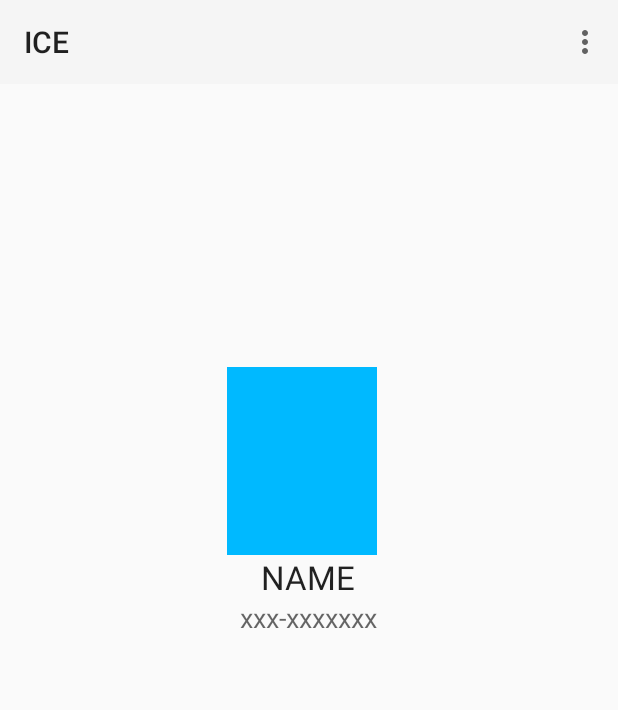
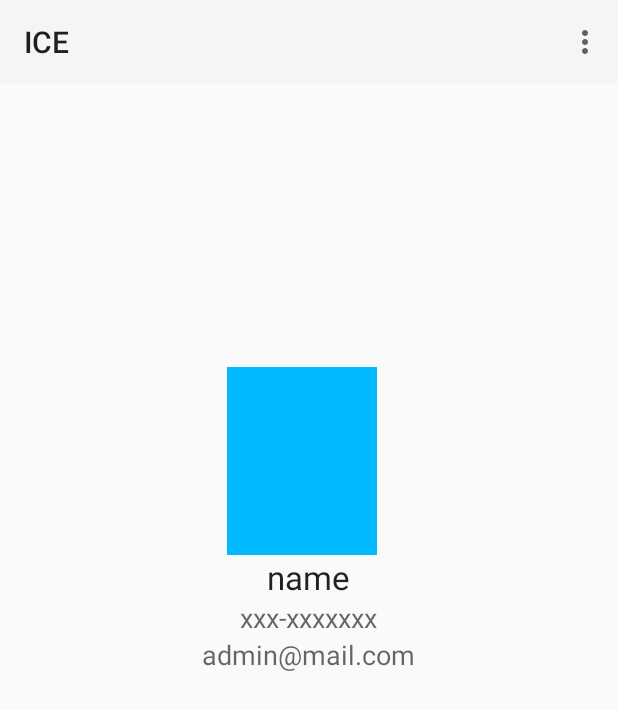
Before and after one commit to Oliv95/DIT212-Project, an Android app: the ProfileActivity screen opened directly, with no data from a screen before it, on a phone screen of 412 x 824 dp. Shown: the top 710 px of the screen. Run offline under Robolectric (Android 15) with nearby library versions, the phone set to English and light mode, and no system bars.

Commit message:
refactored profile controller

```diff
--- a/Client/app/src/main/java/se/ice/client/android/activities/LoginActivity.java
+++ b/Client/app/src/main/java/se/ice/client/android/activities/LoginActivity.java
@@ -56,9 +56,11 @@ public class LoginActivity extends AppCompatActivity implements View.OnClickList
         if(view.equals(loginButton)){
             System.out.println("onClick login");
             if(server.login(emailField.toString(),password.toString())){
+                Intent i = new Intent(this,ProfileActivity.class);
+                /*
                 String email = emailField.toString();
-                Intent i = new Intent(this,ProfileActivity.class);
                 i.putExtra(new String("email"),email);
+                */
                 startActivity(i);
             }else{
                 statusView.setText("incorrect username or password");
--- a/Client/app/src/main/java/se/ice/client/android/activities/ProfileActivity.java
+++ b/Client/app/src/main/java/se/ice/client/android/activities/ProfileActivity.java
@@ -7,10 +7,14 @@ import android.view.Menu;
 import android.widget.TextView;
 
 import se.ice.client.R;
+import se.ice.client.utility.MockupServer;
 
 public class ProfileActivity extends AppCompatActivity{
 
     TextView emailView;
+    TextView nameView;
+    TextView phoneView;
+    MockupServer server = (MockupServer) MockupServer.getInstance();
 
     @Override
     public void onCreate(Bundle savedInstanceState) {
@@ -18,13 +22,19 @@ public class ProfileActivity extends AppCompatActivity{
         setContentView(R.layout.activity_profile);
 
         emailView = (TextView) findViewById(R.id.profile_email);
+        nameView = (TextView) findViewById(R.id.profile_name);
+        phoneView = (TextView) findViewById(R.id.profile_phone);
 
-        String email = getIntent().getExtras().getString("email");
-        emailView.setText(email);
+        populateData();
 
         Toolbar t = (Toolbar)findViewById(R.id.main_toolbar);
         t.setTitle("ICE");
         setSupportActionBar(t);
+    }
+
+    public void populateData(){
+        emailView.setText(server.getCurrent().getEmail());
+        nameView.setText(server.getCurrent().getName());
     }
 
     public boolean onCreateOptionsMenu(Menu menu) {
--- a/Client/app/src/main/java/se/ice/client/utility/MockupServer.java
+++ b/Client/app/src/main/java/se/ice/client/utility/MockupServer.java
@@ -6,13 +6,14 @@ import java.util.Map;
 
 import se.ice.client.models.Admin;
 import se.ice.client.models.Course;
+import se.ice.client.models.Person;
 import se.ice.client.models.User;
 
 
 public class MockupServer implements Domain {
 
     // Session specific data - Is this the best place?
-    User u;
+    private Person currentP;
     //--------------------------------------------------
 
     Map<String, User> users = new HashMap<>(); // All registered users
@@ -20,6 +21,10 @@ public class MockupServer implements Domain {
     Map<Gcode, Course> courses = new HashMap<>();
 
     private static Domain instance;
+
+    public Person getCurrent(){
+        return currentP;
+    }
 
     public static Domain getInstance() {
         if(instance == null) {
@@ -42,8 +47,10 @@ public class MockupServer implements Domain {
         if(u == null && a == null){
             return false;
         }else if(a == null){
+            currentP = u;
             return password.equals(u.getPassword());
         }else{
+            currentP = a;
             return password.equals(a.getPassword());
         }
     }
```
